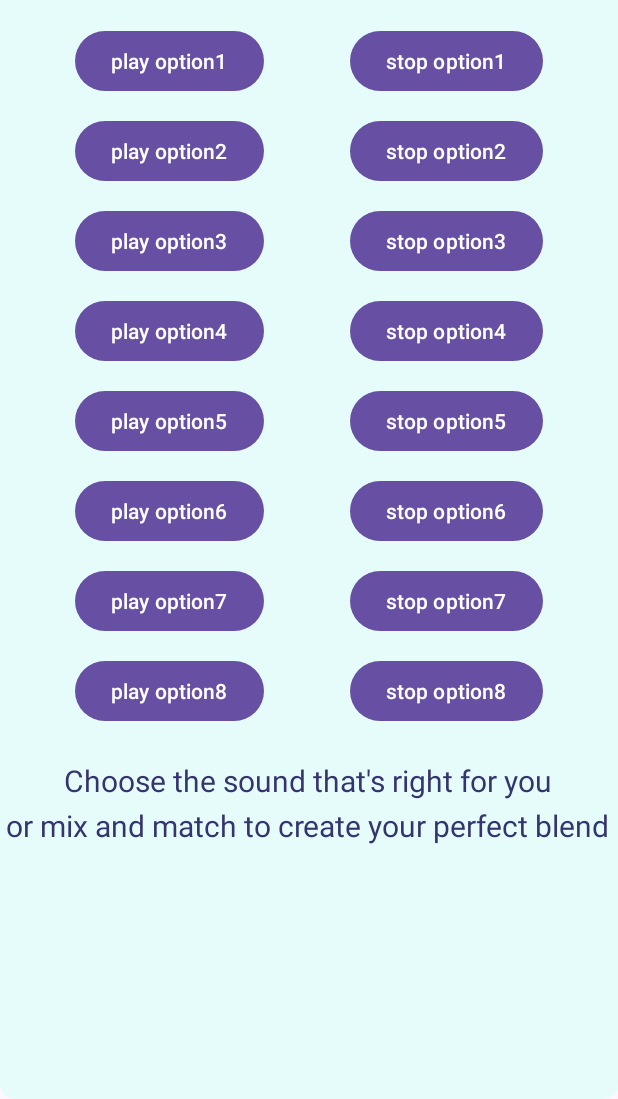
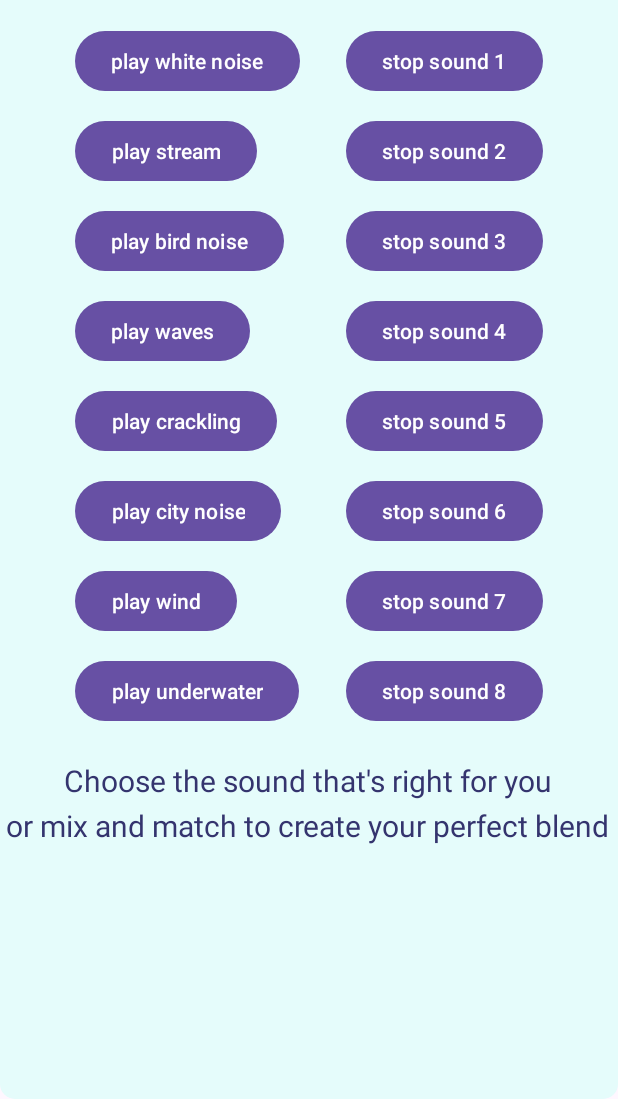
Before and after one commit to Jiya925/Soundscapes, an Android app: the screen it shows after launch (MainActivity), on a phone screen of 412 x 824 dp, the part 137-1236 px from its top. Run offline under Robolectric (Android 15) with nearby library versions, the phone set to English and light mode, and no system bars.

Commit message:
initial with names

```diff
--- a/app/src/main/res/layout/activity_main.xml
+++ b/app/src/main/res/layout/activity_main.xml
@@ -61,7 +61,7 @@
         android:layout_marginStart="50dp"
         android:layout_marginTop="-60dp"
         android:onClick="play1"
-        android:text="play option1" />
+        android:text="play white noise" />
 
     <Button
         android:layout_width="wrap_content"
@@ -72,7 +72,7 @@
         android:layout_marginTop="-60dp"
         android:layout_marginEnd="50dp"
         android:onClick="stop1"
-        android:text="stop option1" />
+        android:text="stop sound 1" />
 
     <Button
         android:layout_width="wrap_content"
@@ -82,7 +82,7 @@
         android:layout_marginStart="50dp"
         android:layout_marginTop="0dp"
         android:onClick="play2"
-        android:text="play option2" />
+        android:text="play stream" />
 
     <Button
         android:layout_width="wrap_content"
@@ -92,7 +92,7 @@
         android:layout_marginTop="0dp"
         android:layout_marginEnd="50dp"
         android:onClick="stop2"
-        android:text="stop option2" />
+        android:text="stop sound 2" />
 
     <Button
         android:layout_width="wrap_content"
@@ -102,7 +102,7 @@
         android:layout_marginStart="50dp"
         android:layout_marginTop="60dp"
         android:onClick="play3"
-        android:text="play option3" />
+        android:text="play bird noise" />
 
     <Button
         android:layout_width="wrap_content"
@@ -112,7 +112,7 @@
         android:layout_marginTop="60dp"
         android:layout_marginEnd="50dp"
         android:onClick="stop3"
-        android:text="stop option3" />
+        android:text="stop sound 3" />
 
     <Button
         android:layout_width="wrap_content"
@@ -122,7 +122,7 @@
         android:layout_marginStart="50dp"
         android:layout_marginTop="120dp"
         android:onClick="play4"
-        android:text="play option4" />
+        android:text="play waves" />
 
     <Button
         android:layout_width="wrap_content"
@@ -132,7 +132,7 @@
         android:layout_marginTop="120dp"
         android:layout_marginEnd="50dp"
         android:onClick="stop4"
-        android:text="stop option4" />
+        android:text="stop sound 4" />
 
     <Button
         android:layout_width="wrap_content"
@@ -142,7 +142,7 @@
         android:layout_marginStart="50dp"
         android:layout_marginTop="180dp"
         android:onClick="play5"
-        android:text="play option5" />
+        android:text="play crackling" />
 
     <Button
         android:layout_width="wrap_content"
@@ -152,7 +152,7 @@
         android:layout_marginTop="180dp"
         android:layout_marginEnd="50dp"
         android:onClick="stop5"
-        android:text="stop option5" />
+        android:text="stop sound 5" />
 
     <Button
         android:layout_width="wrap_content"
@@ -162,7 +162,7 @@
         android:layout_marginStart="50dp"
         android:layout_marginTop="240dp"
         android:onClick="play6"
-        android:text="play option6" />
+        android:text="play city noise" />
 
     <Button
         android:layout_width="wrap_content"
@@ -172,7 +172,7 @@
         android:layout_marginTop="240dp"
         android:layout_marginEnd="50dp"
         android:onClick="stop6"
-        android:text="stop option6" />
+        android:text="stop sound 6" />
 
     <Button
         android:layout_width="wrap_content"
@@ -182,7 +182,7 @@
         android:layout_marginStart="50dp"
         android:layout_marginTop="300dp"
         android:onClick="play7"
-        android:text="play option7" />
+        android:text="play wind" />
 
     <Button
         android:layout_width="wrap_content"
@@ -192,7 +192,7 @@
         android:layout_marginTop="300dp"
         android:layout_marginEnd="50dp"
         android:onClick="stop7"
-        android:text="stop option7" />
+        android:text="stop sound 7" />
 
     <Button
         android:layout_width="wrap_content"
@@ -202,7 +202,7 @@
         android:layout_marginStart="50dp"
         android:layout_marginTop="360dp"
         android:onClick="play8"
-        android:text="play option8" />
+        android:text="play underwater" />
 
     <Button
         android:layout_width="wrap_content"
@@ -212,6 +212,6 @@
         android:layout_marginTop="360dp"
         android:layout_marginEnd="50dp"
         android:onClick="stop8"
-        android:text="stop option8" />
+        android:text="stop sound 8" />
 
 </RelativeLayout>
```
